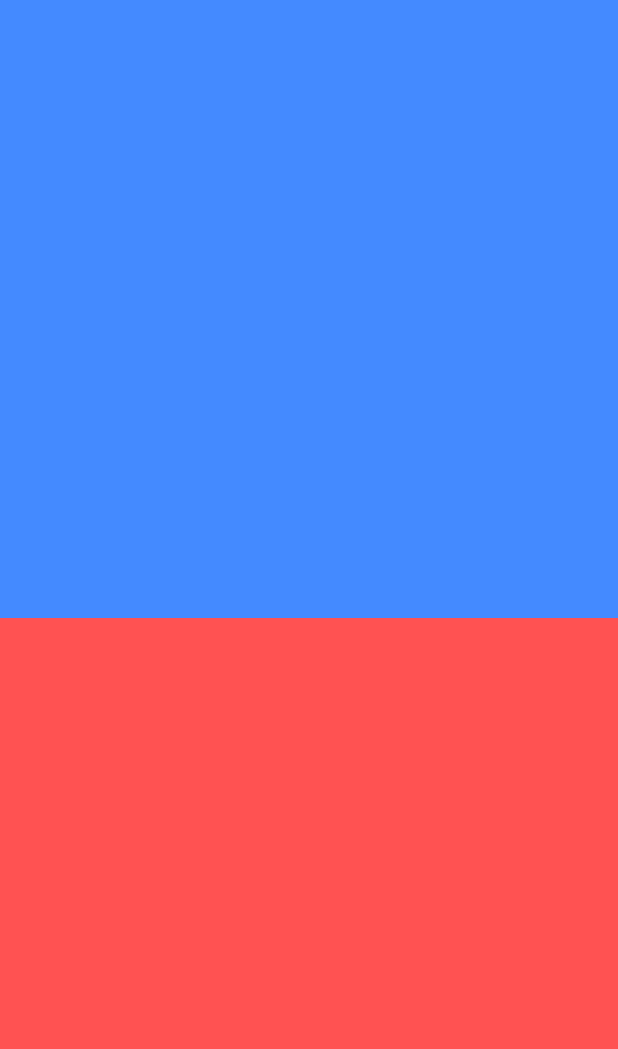
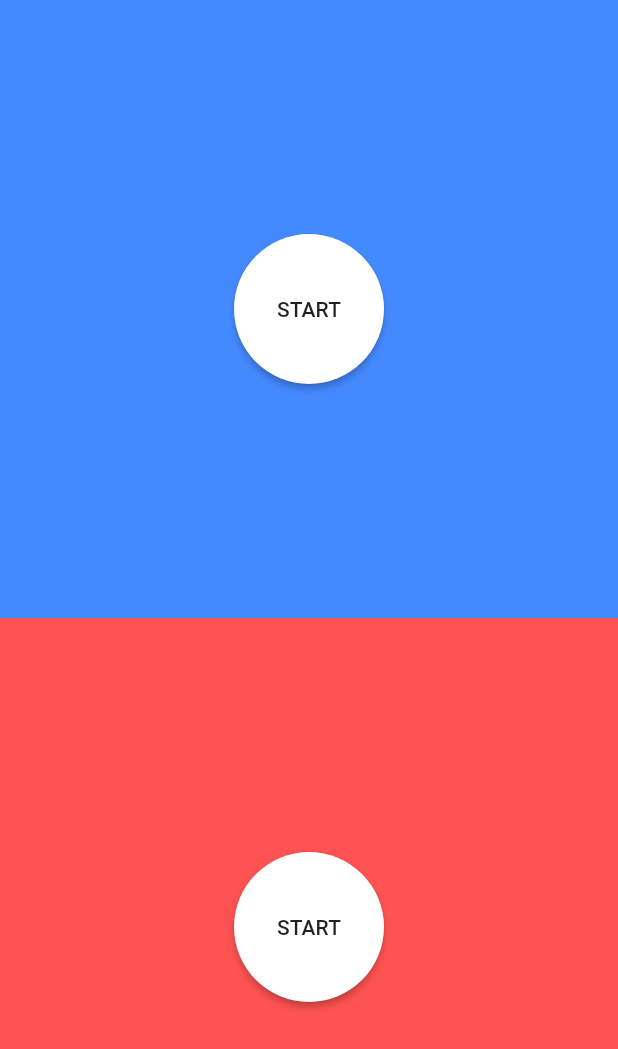
Before and after one commit to Mrghost077/Finger-Tap-Game, a Flutter app: the screen it shows after launch, on a phone screen of 412 x 824 dp. Shown: the top 1049 px of the screen. Run offline on Flutter 3.47's test engine with Material 3 defaults, Android fonts, the phone set to English and light mode, and no system bars.

Commit message:
finished creating mainpage ui

```diff
--- a/lib/main.dart
+++ b/lib/main.dart
@@ -16,12 +16,36 @@ class MainPage extends StatelessWidget{
             color: Colors.blueAccent,
             height: MediaQuery.of(context).size.height/2,
             width: double.infinity,
+            child: Center(
+              child: MaterialButton(
+                onPressed: (){
+
+                },
+                child: Text("START"),
+                color: Colors.white,
+                shape: CircleBorder(),
+                height: 100,
+                minWidth: 100,
+                ),
+            ),
           ),
 
           Container(
             color: Colors.redAccent,
             height: MediaQuery.of(context).size.height/2,
             width: double.infinity,
+            child: Center(
+              child: MaterialButton(
+                onPressed: (){
+
+                },
+                child: Text("START"),
+                color: Colors.white,
+                shape: CircleBorder(),
+                height: 100,
+                minWidth: 100,
+                ),
+            ),
           )
         ],
       ),
```
